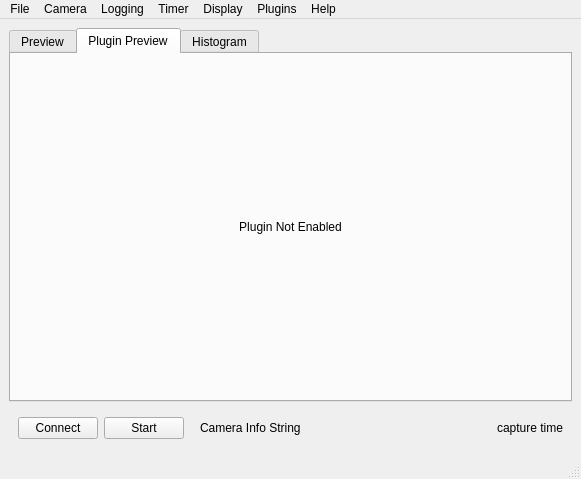
janelia-idf/bias, file src/gui/camera_window.ui: the form before one commit.
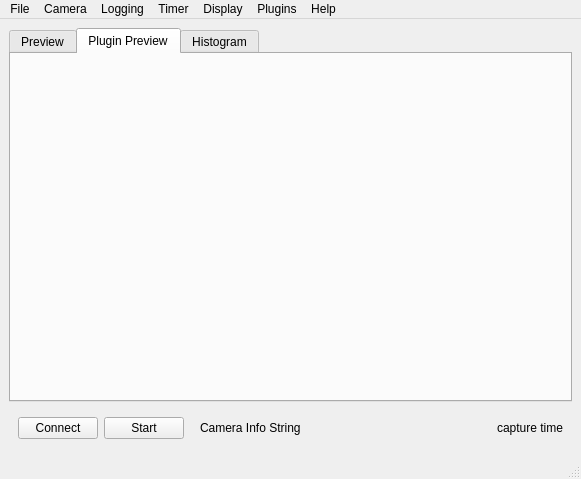
The form after the commit. The open tabs and pages were chosen to show the change.

Commit message: Got preliminary version of histogram display working.

Patch:
```diff
--- a/src/gui/camera_window.ui
+++ b/src/gui/camera_window.ui
@@ -74,8 +74,14 @@
             <height>50</height>
            </size>
           </property>
+          <property name="frameShape">
+           <enum>QFrame::NoFrame</enum>
+          </property>
+          <property name="frameShadow">
+           <enum>QFrame::Plain</enum>
+          </property>
           <property name="text">
-           <string>Plugin Not Enabled</string>
+           <string/>
           </property>
           <property name="alignment">
            <set>Qt::AlignCenter</set>
```
Left out of the diff: 9 changed lines with no effect on the pictures. The commit also changes 2 other files.
